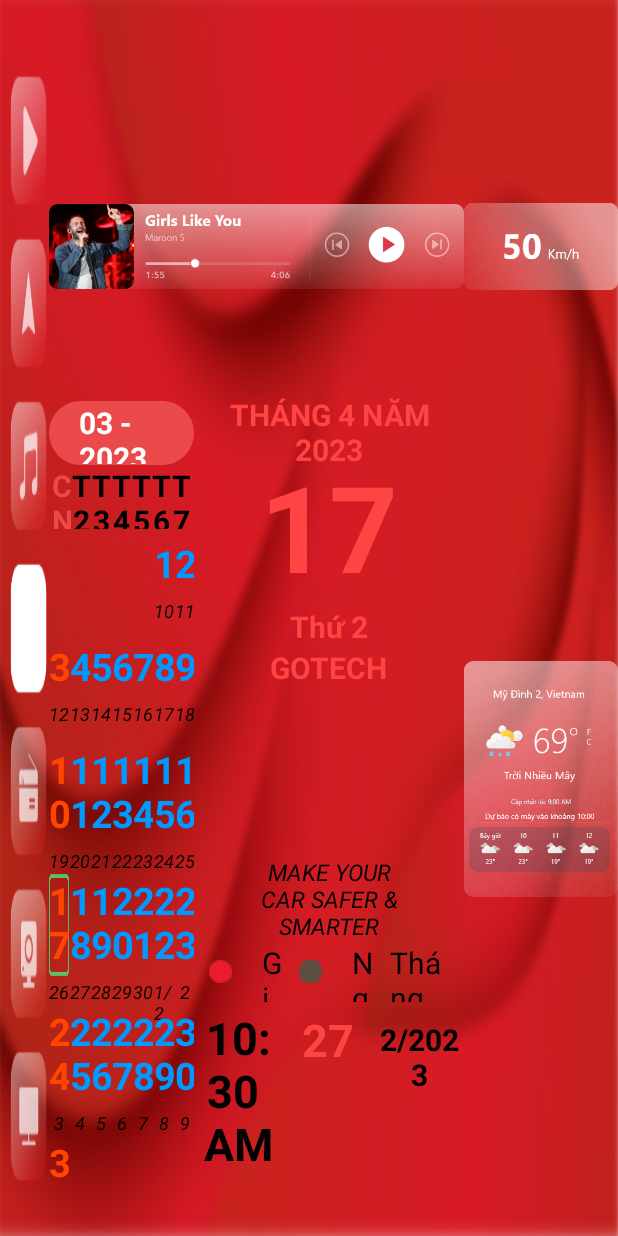
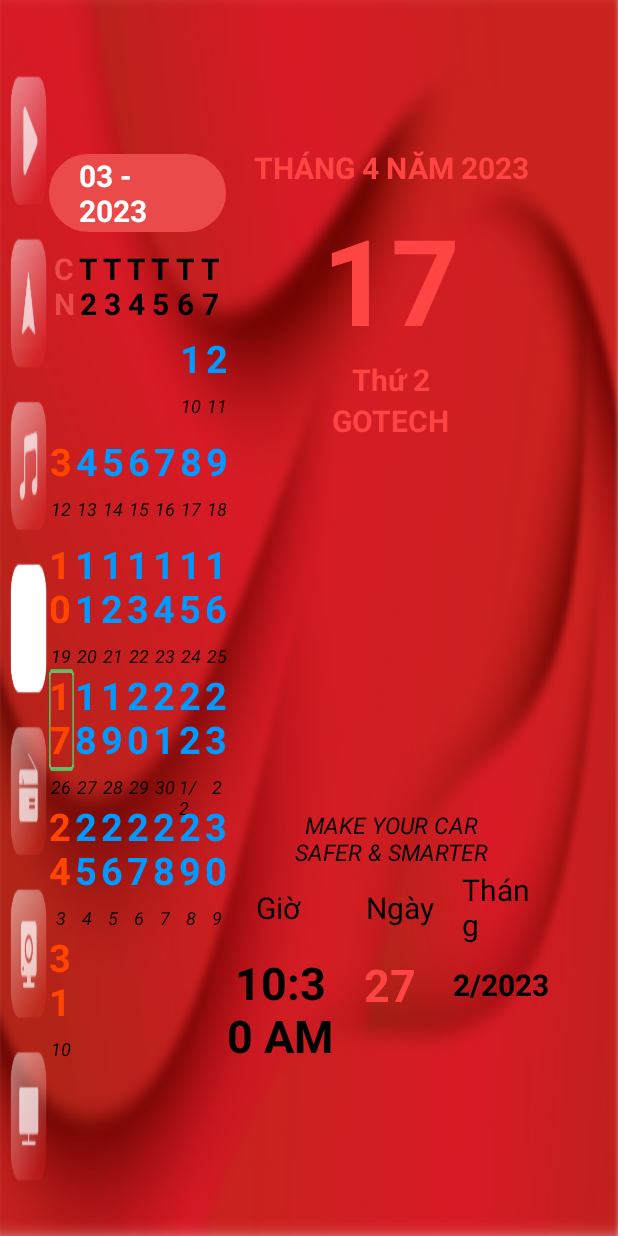
Before and after one commit to anhhv29/lunar-calendar, an Android app: the screen it shows after launch (MainActivity), on a phone screen of 412 x 824 dp. Run offline under Robolectric (Android 15) with nearby library versions, the phone set to English and light mode, and no system bars; network calls fail; 5 statements that could not run were skipped.

Commit message:
Update UI

```diff
--- a/app/src/main/java/vn/gotech/lunar_calendar/MainActivity.java
+++ b/app/src/main/java/vn/gotech/lunar_calendar/MainActivity.java
@@ -268,7 +268,6 @@ public class MainActivity extends AppCompatActivity {
 
             for (int i = 1; i <= countDay; i++) {
                 String TMGduong = "" + i;
-                Log.d("tmgduong", TMGduong);
 
                 if (i == ToDay) {
                     TMGduong = "n" + TMGduong;
@@ -278,6 +277,7 @@ public class MainActivity extends AppCompatActivity {
                 int am[] = lunarYearTools.convertSolar2Lunar(i, cvMonth, cvYear, 7);
 
                 String amtam = "" + am[0];
+                Log.d("am",amtam+"");
                 if (am[0] == 1 || am[0] == countDay) {
                     amtam += "/" + am[1];
                 }
--- a/app/src/main/res/layout/activity_main.xml
+++ b/app/src/main/res/layout/activity_main.xml
@@ -6,34 +6,6 @@
     android:layout_height="match_parent"
     android:background="@drawable/bg_home"
     tools:context=".MainActivity">
-
-    <ImageView
-        android:id="@+id/imgMusic"
-        android:layout_width="0dp"
-        android:layout_height="wrap_content"
-        android:src="@drawable/img_music"
-        app:layout_constraintBottom_toTopOf="@+id/guideline3"
-        app:layout_constraintEnd_toStartOf="@+id/guideline2"
-        app:layout_constraintStart_toStartOf="@+id/guideline" />
-
-    <ImageView
-        android:id="@+id/imgSpeed"
-        android:layout_width="0dp"
-        android:layout_height="wrap_content"
-        android:src="@drawable/img_speed"
-        app:layout_constraintBottom_toTopOf="@+id/guideline3"
-        app:layout_constraintEnd_toEndOf="parent"
-        app:layout_constraintStart_toEndOf="@+id/guideline2" />
-
-    <ImageView
-        android:id="@+id/imgWeather"
-        android:layout_width="0dp"
-        android:layout_height="wrap_content"
-        android:src="@drawable/img_weather"
-        app:layout_constraintBottom_toTopOf="@+id/guideline4"
-        app:layout_constraintEnd_toEndOf="parent"
-        app:layout_constraintStart_toStartOf="@+id/guideline2"
-        app:layout_constraintTop_toBottomOf="@+id/guideline3" />
 
     <ViewFlipper
         android:id="@+id/viewCalender"
@@ -61,14 +33,14 @@
         android:layout_width="wrap_content"
         android:layout_height="wrap_content"
         android:orientation="vertical"
-        app:layout_constraintGuide_percent="0.75" />
+        app:layout_constraintGuide_percent="0.9" />
 
     <androidx.constraintlayout.widget.Guideline
         android:id="@+id/guideline3"
         android:layout_width="wrap_content"
         android:layout_height="1dp"
         android:orientation="horizontal"
-        app:layout_constraintGuide_percent="0.3" />
+        app:layout_constraintGuide_percent="0.1" />
 
     <androidx.constraintlayout.widget.Guideline
         android:id="@+id/guideline4"
--- a/app/src/main/res/layout/calender_layout.xml
+++ b/app/src/main/res/layout/calender_layout.xml
@@ -260,21 +260,12 @@
                             android:layout_marginBottom="1dp"
                             android:layout_weight="1">
 
-                            <ImageView
-                                android:id="@+id/ivPoint1"
-                                android:layout_width="wrap_content"
-                                android:layout_height="wrap_content"
-                                android:layout_centerVertical="true"
-                                android:layout_marginLeft="10dp"
-                                android:background="@drawable/trondo" />
-
                             <TextView
                                 android:id="@+id/tvTitleHour"
                                 android:layout_width="match_parent"
                                 android:layout_height="wrap_content"
                                 android:layout_centerVertical="true"
                                 android:layout_marginLeft="20dp"
-                                android:layout_toRightOf="@+id/ivPoint1"
                                 android:text="Giờ"
                                 android:textColor="#000000"
                                 android:textSize="20dp" />
@@ -316,21 +307,12 @@
                             android:layout_marginBottom="1dp"
                             android:layout_weight="1">
 
-                            <ImageView
-                                android:id="@+id/ivPoint2"
-                                android:layout_width="wrap_content"
-                                android:layout_height="wrap_content"
-                                android:layout_centerVertical="true"
-                                android:layout_marginLeft="10dp"
-                                android:background="@drawable/tronnau" />
-
                             <TextView
                                 android:id="@+id/tvTitleDay"
                                 android:layout_width="match_parent"
                                 android:layout_height="wrap_content"
                                 android:layout_centerVertical="true"
                                 android:layout_marginLeft="20dp"
-                                android:layout_toRightOf="@+id/ivPoint2"
                                 android:text="Ngày"
                                 android:textColor="#000000"
                                 android:textSize="20dp" />
```
Also changed, not shown: app/src/main/res/drawable/img_music.png (deleted), app/src/main/res/drawable/img_speed.png (deleted), app/src/main/res/drawable/img_weather.png (deleted), app/src/main/res/drawable/trondo.png (deleted), app/src/main/res/drawable/tronnau.png (deleted).
